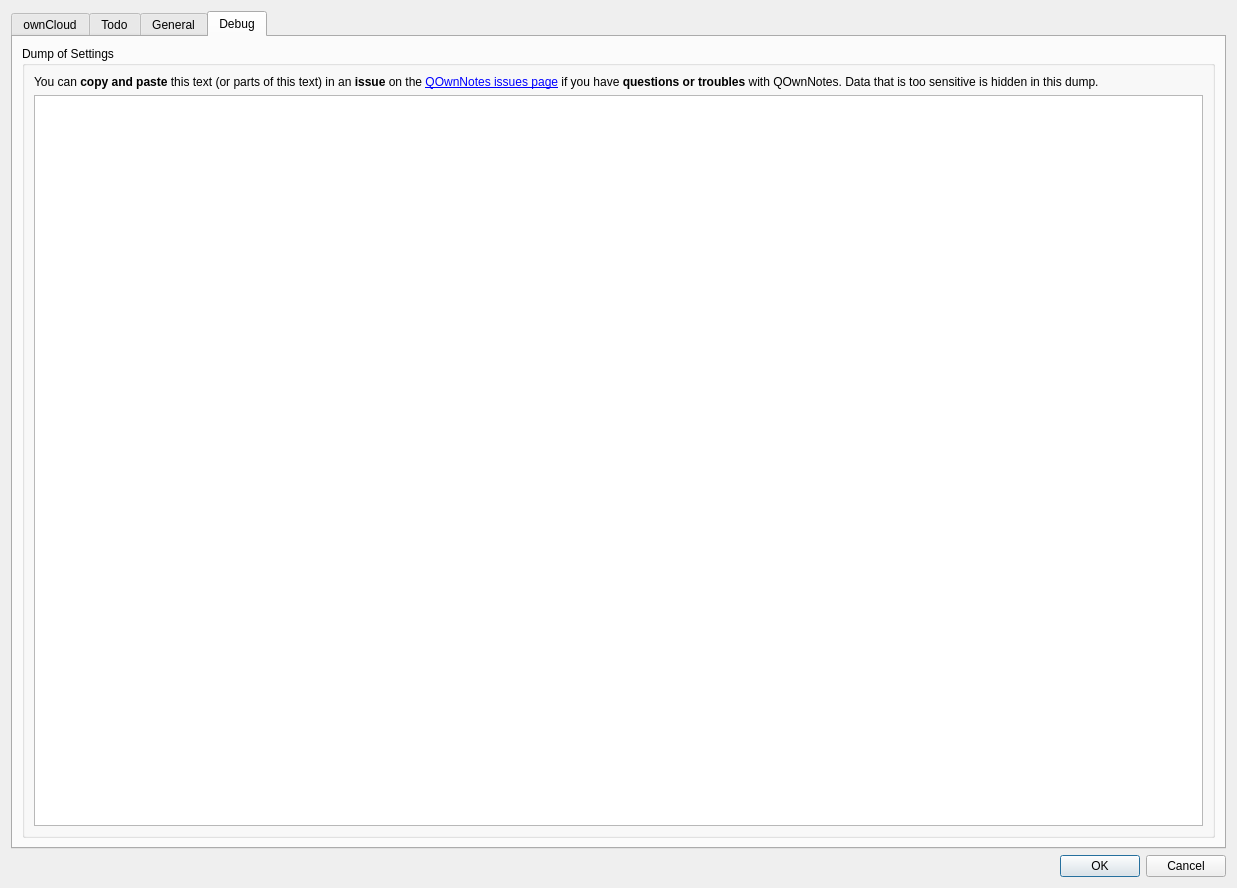
Above: src/settingsdialog.ui from pbek/QOwnNotes before the change. Below: the same form after it.
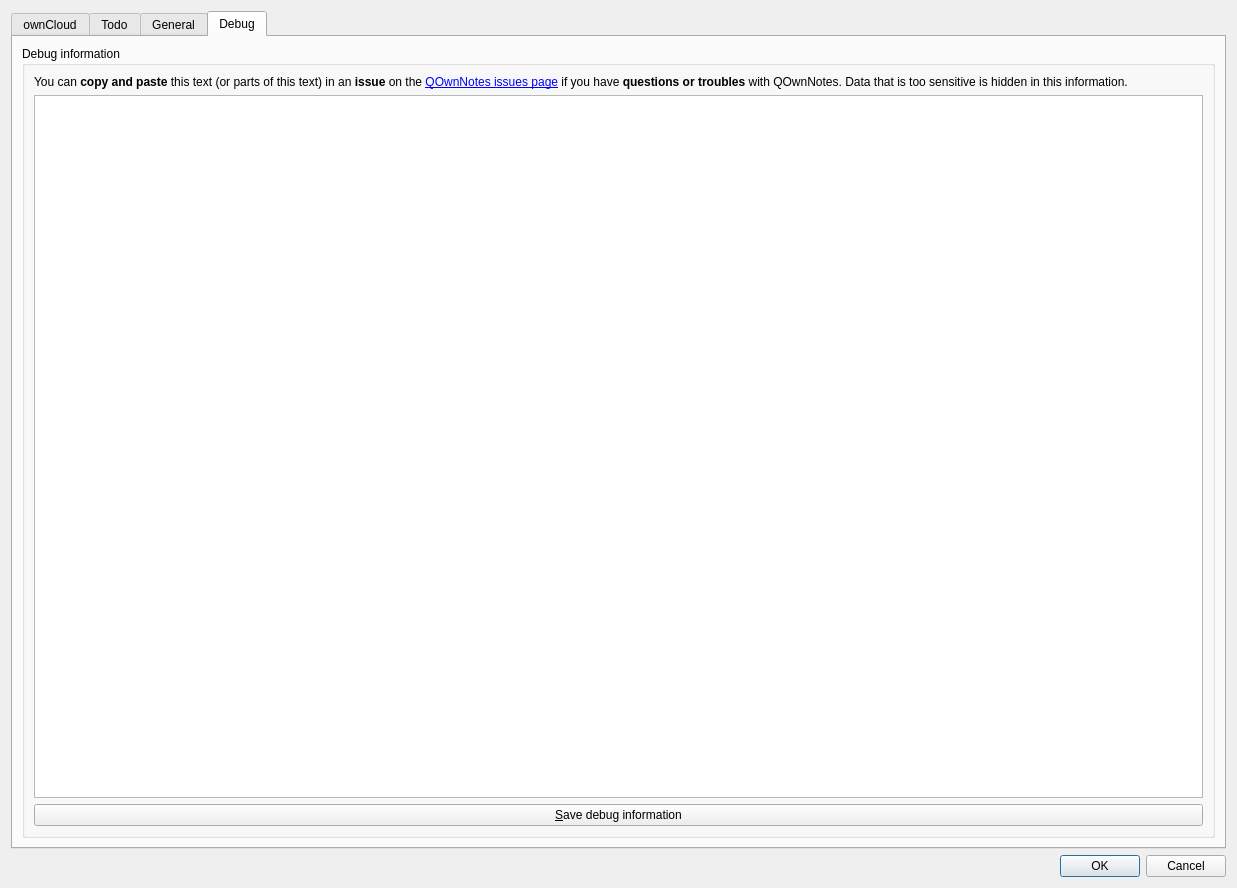
That is the form after the change. The open tabs and pages were chosen to show the change. Icons and pictures are not drawn.

Commit message: more information was added to the debug information and you can now store it to a markdown file to help us finding problems

Diff of the .ui file:
```diff
--- a/src/settingsdialog.ui
+++ b/src/settingsdialog.ui
@@ -823,11 +823,16 @@
          <item row="0" column="0">
           <widget class="QGroupBox" name="groupBox_5">
            <property name="title">
-            <string>Dump of Settings</string>
+            <string>Debug information</string>
            </property>
            <layout class="QGridLayout" name="gridLayout_8">
             <item row="1" column="0">
-             <widget class="QPlainTextEdit" name="settingsDumpTextEdit">
+             <widget class="QPlainTextEdit" name="debugInfoTextEdit">
+              <property name="font">
+               <font>
+                <family>Monospace</family>
+               </font>
+              </property>
               <property name="readOnly">
                <bool>true</bool>
               </property>
@@ -839,7 +844,7 @@
             <item row="0" column="0">
              <widget class="QLabel" name="label">
               <property name="text">
-               <string>&lt;html&gt;&lt;head/&gt;&lt;body&gt;&lt;p&gt;You can &lt;span style=&quot; font-weight:600;&quot;&gt;copy and paste&lt;/span&gt; this text (or parts of this text) in an &lt;span style=&quot; font-weight:600;&quot;&gt;issue&lt;/span&gt; on the &lt;a href=&quot;https://github.com/pbek/QOwnNotes/issues&quot;&gt;&lt;span style=&quot; text-decoration: underline; color:#0000ff;&quot;&gt;QOwnNotes issues page&lt;/span&gt;&lt;/a&gt; if you have &lt;span style=&quot; font-weight:600;&quot;&gt;questions or troubles&lt;/span&gt; with QOwnNotes. Data that is too sensitive is hidden in this dump.&lt;/p&gt;&lt;/body&gt;&lt;/html&gt;</string>
+               <string>&lt;html&gt;&lt;head/&gt;&lt;body&gt;&lt;p&gt;You can &lt;span style=&quot; font-weight:600;&quot;&gt;copy and paste&lt;/span&gt; this text (or parts of this text) in an &lt;span style=&quot; font-weight:600;&quot;&gt;issue&lt;/span&gt; on the &lt;a href=&quot;https://github.com/pbek/QOwnNotes/issues&quot;&gt;&lt;span style=&quot; text-decoration: underline; color:#0000ff;&quot;&gt;QOwnNotes issues page&lt;/span&gt;&lt;/a&gt; if you have &lt;span style=&quot; font-weight:600;&quot;&gt;questions or troubles&lt;/span&gt; with QOwnNotes. Data that is too sensitive is hidden in this information.&lt;/p&gt;&lt;/body&gt;&lt;/html&gt;</string>
               </property>
               <property name="wordWrap">
                <bool>true</bool>
@@ -849,6 +854,17 @@
               </property>
              </widget>
             </item>
+            <item row="2" column="0">
+             <widget class="QPushButton" name="saveDebugInfoButton">
+              <property name="text">
+               <string>&amp;Save debug information</string>
+              </property>
+              <property name="icon">
+               <iconset resource="breeze.qrc">
+                <normaloff>:/images/breeze/document-save.svg</normaloff>:/images/breeze/document-save.svg</iconset>
+              </property>
+             </widget>
+            </item>
            </layout>
           </widget>
          </item>
```
Left out of the diff: 2 changed lines with no effect on the pictures. The commit also changes 3 other files.
